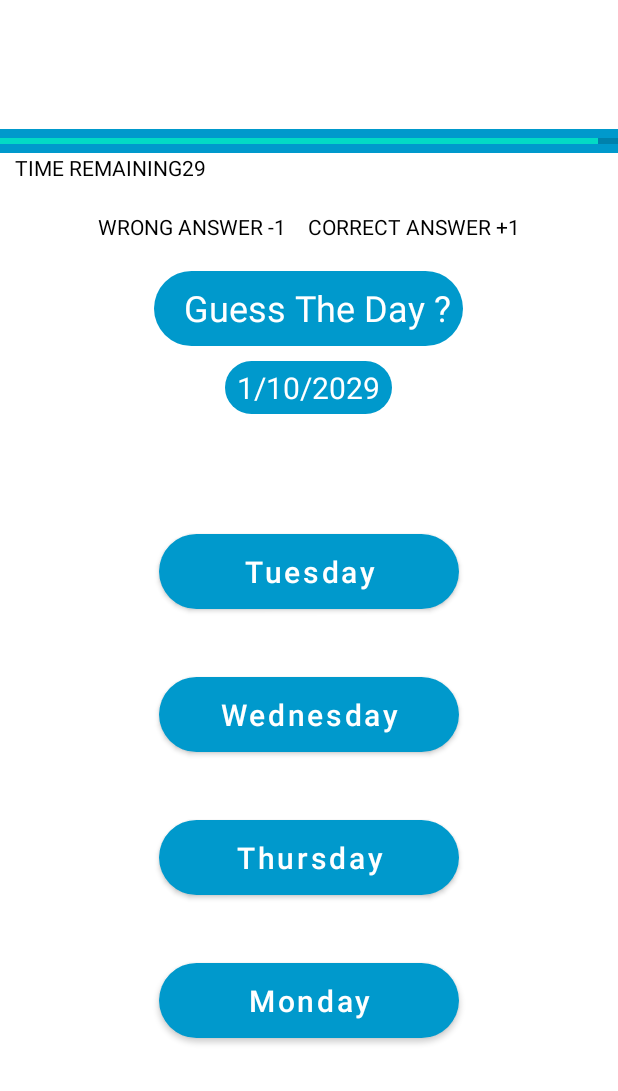
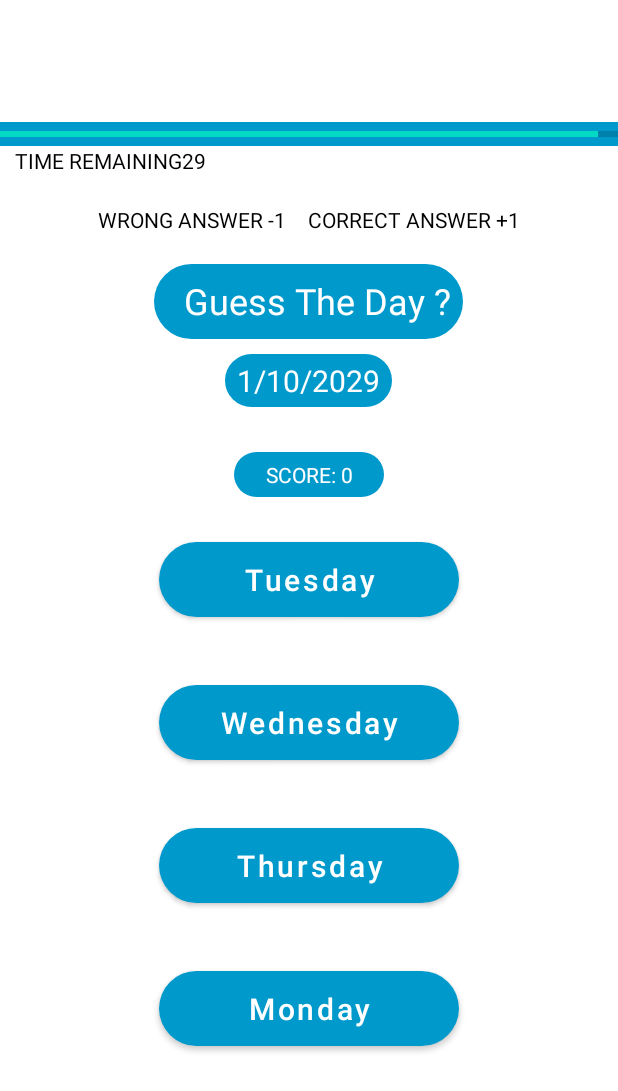
Before and after one commit to vpranavkrishna/Delta_Inductions_Task_1, an Android app: the screen it shows after launch (Hackerplus), after a tap on "START", on a phone screen of 412 x 824 dp. Shown: the top 1091 px of the screen. Run offline under Robolectric (Android 15) with nearby library versions, the light colour scheme and no system bars.

Commit message:
Displaying highscore and score

```diff
--- a/app/src/main/java/com/delta_inductions/delta_task_1/Hackerplus.java
+++ b/app/src/main/java/com/delta_inductions/delta_task_1/Hackerplus.java
@@ -20,12 +20,11 @@ public class Hackerplus extends AppCompatActivity implements View.OnClickListene
     private static final String TAG = "Hackerplus";
     private ProgressBar progressbar;
     private TextView timer;
-    private TextView wrong,correct;
     private CountDownTimer countDownTimer;
     private static final long START_IN_MILLIS = 30000;
     private long Timeleftinmillis = START_IN_MILLIS;
     private boolean isTimerRunning = false;
-    private TextView date;
+    private TextView date,scorelayout;
     private View view;
     private String day;
     private Button b1, b2, b3, b4;
@@ -42,19 +41,19 @@ public class Hackerplus extends AppCompatActivity implements View.OnClickListene
         view = this.getWindow().getDecorView();
         progressbar= findViewById(R.id.progressbar);
         timer = findViewById(R.id.timer);
-        wrong = findViewById(R.id.wrong);
-        correct = findViewById(R.id.correct);
-        progressbar.setVisibility(View.VISIBLE);
-        timer.setVisibility(View.VISIBLE);
-        wrong.setVisibility(View.VISIBLE);
-        correct.setVisibility(View.VISIBLE);
+        scorelayout = findViewById(R.id.scorelayout);
         progressbar.setMax(30);
         progressbar.setBackgroundColor(ContextCompat.getColor(this,R.color.theme));
-
+        scorelayout.setText("SCORE: " + score);
         Shuffle();
-
+/*Please don't mind the below code I made the orientation
+ portrait the below code is for orientation
+change there is a small bug in the below code which i couldn't resolve
+ so the app runs perfectly the only problem is u cant change orientation
+ */
         if(savedInstanceState!=null) {
             score =savedInstanceState.getInt("score");
+            scorelayout.setText("SCORE: " + score);
             Timeleftinmillis = savedInstanceState.getLong("millisleft");
             isTimerRunning = savedInstanceState.getBoolean("millisleft");
             dateon = savedInstanceState.getString("date");
@@ -72,6 +71,7 @@ public class Hackerplus extends AppCompatActivity implements View.OnClickListene
                     String buttonText = b1.getText().toString();
                     if (buttonText.equals(day)) {
                         score++;
+                        scorelayout.setText("SCORE: " + score);
                         shakeIt(50, -1);
                         view.setBackgroundResource(R.color.green);
                         Log.d(TAG, "onClick: score " + score);
@@ -84,6 +84,7 @@ public class Hackerplus extends AppCompatActivity implements View.OnClickListene
                     } else {
 
                         score--;
+                        scorelayout.setText("SCORE: " + score);
                         shakeIt(300, 10);
                         view.setBackgroundResource(R.color.red);
                         pauseTimer();
@@ -98,6 +99,7 @@ public class Hackerplus extends AppCompatActivity implements View.OnClickListene
                     String buttonText = b2.getText().toString();
                     if (buttonText.equals(day)) {
                         score++;
+                        scorelayout.setText("SCORE: " + score);
                         shakeIt(50, -1);
                         view.setBackgroundResource(R.color.green);
                         Log.d(TAG, "onClick: score " + score);
@@ -108,6 +110,7 @@ public class Hackerplus extends AppCompatActivity implements View.OnClickListene
                     } else {
 
                         score--;
+                        scorelayout.setText("SCORE: " + score);
                         shakeIt(300, 10);
                         view.setBackgroundResource(R.color.red);
                         pauseTimer();
@@ -122,6 +125,8 @@ public class Hackerplus extends AppCompatActivity implements View.OnClickListene
                     String buttonText = b3.getText().toString();
                     if (buttonText.equals(day)) {
                         score++;
+                        scorelayout.setText("SCORE: " + score);
+
                         shakeIt(50, -1);
                         view.setBackgroundResource(R.color.green);
                         Log.d(TAG, "onClick: score " + score);
@@ -133,6 +138,7 @@ public class Hackerplus extends AppCompatActivity implements View.OnClickListene
                     } else {
 
                         score--;
+                        scorelayout.setText("SCORE: " + score);
                         shakeIt(300, 10);
                         view.setBackgroundResource(R.color.red);
                         pauseTimer();
@@ -147,6 +153,7 @@ public class Hackerplus extends AppCompatActivity implements View.OnClickListene
                     String buttonText = b3.getText().toString();
                     if (buttonText.equals(day)) {
                         score++;
+                        scorelayout.setText("SCORE: " + score);
                         shakeIt(50, -1);
                         view.setBackgroundResource(R.color.green);
                         Log.d(TAG, "onClick: score " + score);
@@ -159,6 +166,7 @@ public class Hackerplus extends AppCompatActivity implements View.OnClickListene
                     } else {
 
                         score--;
+                        scorelayout.setText("SCORE: " + score);
                         shakeIt(300, 10);
                         view.setBackgroundResource(R.color.red);
                         pauseTimer();
@@ -240,6 +248,7 @@ public class Hackerplus extends AppCompatActivity implements View.OnClickListene
         String buttonText = b.getText().toString();
         if (buttonText.equals(day)) {
             score++;
+            scorelayout.setText("SCORE: " + score);
             shakeIt(50,-1);
             view.setBackgroundResource(R.color.green);
             Log.d(TAG, "onClick: score " + score);
@@ -253,6 +262,7 @@ public class Hackerplus extends AppCompatActivity implements View.OnClickListene
             {
 
             score--;
+                scorelayout.setText("SCORE: " + score);
             shakeIt(300,10);
             view.setBackgroundResource(R.color.red);
             pauseTimer();
--- a/app/src/main/java/com/delta_inductions/delta_task_1/MainActivity.java
+++ b/app/src/main/java/com/delta_inductions/delta_task_1/MainActivity.java
@@ -3,33 +3,24 @@ package com.delta_inductions.delta_task_1;
 import androidx.appcompat.app.AppCompatActivity;
 
 import android.content.Intent;
+import android.content.SharedPreferences;
 import android.os.Bundle;
 import android.view.View;
 import android.widget.Button;
+import android.widget.TextView;
 
 public class MainActivity extends AppCompatActivity {
-   Button normal,hacker,hackerplus;
+   Button hackerplus;
+   TextView highscore;
     @Override
     protected void onCreate(Bundle savedInstanceState) {
         super.onCreate(savedInstanceState);
         setContentView(R.layout.activity_main);
-//        normal = findViewById(R.id.normal);
-//        hacker = findViewById(R.id.hacker);
         hackerplus = findViewById(R.id.hackerplus);
-//        normal.setOnClickListener(new View.OnClickListener() {
-//            @Override
-//            public void onClick(View v) {
-//                Intent intent = new Intent( MainActivity.this , Normal.class);
-//                startActivity(intent);
-//            }
-//        });
-//        hacker.setOnClickListener(new View.OnClickListener() {
-//            @Override
-//            public void onClick(View v) {
-//                Intent intent = new Intent(MainActivity.this,Hacker.class);
-//                startActivity(intent);
-//            }
-//        });
+        highscore = findViewById(R.id.highscorelayout);
+        SharedPreferences prefs=getApplicationContext().getSharedPreferences("guess",MODE_PRIVATE);
+        SharedPreferences.Editor editor =prefs.edit();
+        highscore.setText("HIGHSCORE:"+" "+ prefs.getInt("Highscore",0));
         hackerplus.setOnClickListener(new View.OnClickListener() {
             @Override
             public void onClick(View v) {
--- a/app/src/main/res/layout-land/activity_normal.xml
+++ b/app/src/main/res/layout-land/activity_normal.xml
@@ -74,10 +74,21 @@
         android:text="12/10/2021"
         android:layout_marginTop="125dp"
         android:layout_marginLeft="140dp"
+        />
 
+    <TextView
+        android:layout_width="wrap_content"
+        android:layout_height="30dp"
+        android:background="@drawable/round_button"
+        android:text="SCORE-"
+        android:layout_gravity="center"
+        android:gravity="center"
+        android:textColor="@color/white"
+        android:id="@+id/scorelayout"
+        android:layout_marginLeft="150dp"
+        android:layout_marginTop="180dp"
 
         />
-
     <LinearLayout
         android:layout_width="wrap_content"
         android:layout_height="wrap_content"
--- a/app/src/main/res/layout/activity_normal.xml
+++ b/app/src/main/res/layout/activity_normal.xml
@@ -39,7 +39,6 @@
         android:textColor="@color/black"
         android:text="WRONG ANSWER -1"
         android:id="@+id/wrong"
-
         android:layout_marginRight="140dp"
 
         >
@@ -73,11 +72,22 @@
         android:text="12/10/2021"
         android:gravity="center"
         android:textSize="20dp"
-        android:layout_marginBottom="80dp"
+        android:layout_marginBottom="30dp"
         android:textColor="@color/white"
         android:id="@+id/date"
         android:background="@drawable/round_button"
         />
+    <TextView
+        android:layout_width="wrap_content"
+        android:layout_height="30dp"
+        android:background="@drawable/round_button"
+        android:text="SCORE-"
+        android:layout_gravity="center"
+        android:gravity="center"
+        android:textColor="@color/white"
+        android:id="@id/scorelayout"
+        />
+
     <Button
         android:layout_width="200dp"
         android:layout_height="50dp"
@@ -87,6 +97,7 @@
         android:textSize="20dp"
         android:background="@drawable/round_button"
         android:id="@+id/B1"
+        android:layout_marginTop="30dp"
         android:layout_marginBottom="45dp"/>
     <Button
         android:layout_width="200dp"
```
Also changed, not shown: app/src/main/res/layout/activity_main.xml (+12 -28 lines).
